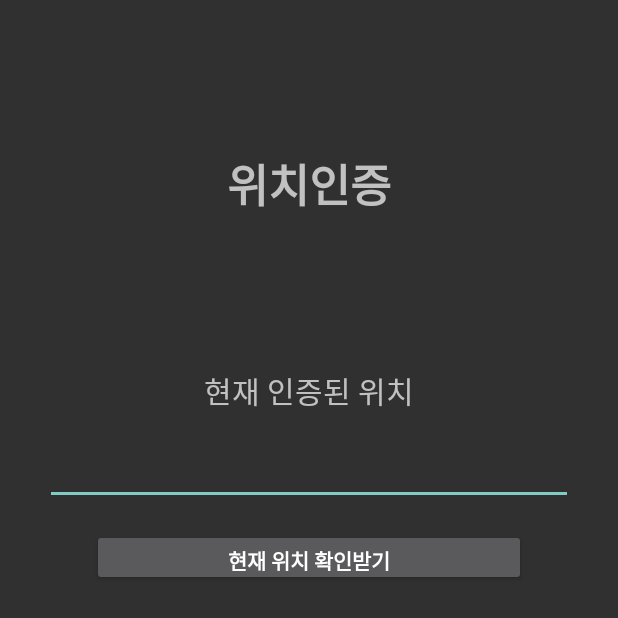
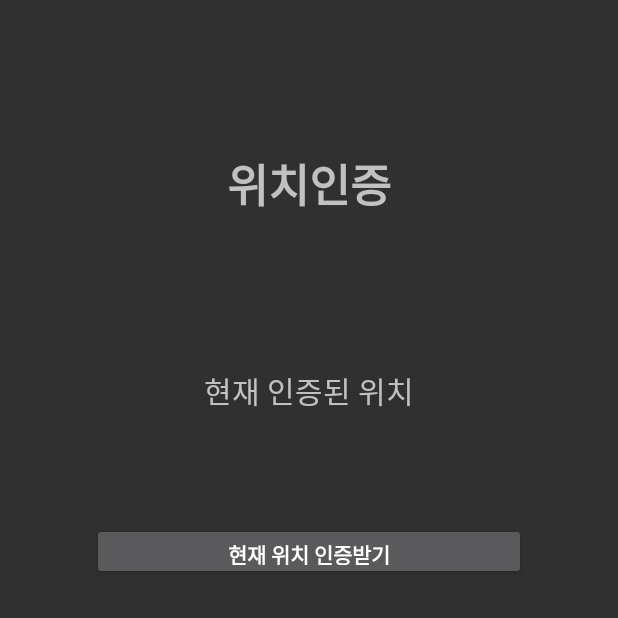
Before and after one commit to mnyee/vegan_capstone, an Android app: the LocationActivity screen opened directly, with no data from a screen before it, on a phone screen of 412 x 824 dp, the top half of it. Run offline under Robolectric (Android 15) with nearby library versions, the phone set to English and light mode, and no system bars.

Commit message:
Update activity_location.xml

```diff
--- a/app/src/main/res/layout/activity_location.xml
+++ b/app/src/main/res/layout/activity_location.xml
@@ -34,15 +34,14 @@
         app:layout_constraintTop_toBottomOf="@+id/title" />
 
 
-    <EditText
+    <TextView
         android:id="@+id/location"
-        android:layout_width="match_parent"
+        android:layout_width="0dp"
         android:layout_height="wrap_content"
-        android:layout_marginStart="30dp"
-        android:layout_marginTop="16dp"
-        android:layout_marginEnd="30dp"
-        android:ems="10"
-        android:inputType="textPersonName"
+        android:layout_marginTop="36dp"
+        android:gravity="center"
+        android:text=""
+        android:textSize="15dp"
         app:layout_constraintEnd_toEndOf="@+id/location_text"
         app:layout_constraintHorizontal_bias="0.0"
         app:layout_constraintStart_toStartOf="@+id/location_text"
@@ -53,7 +52,7 @@
         android:layout_width="289dp"
         android:layout_height="38dp"
         android:layout_marginTop="16dp"
-        android:text="현재 위치 확인받기"
+        android:text="현재 위치 인증받기"
         android:textStyle="bold"
         app:layout_constraintEnd_toEndOf="@+id/location"
         app:layout_constraintStart_toStartOf="@+id/location"
```
